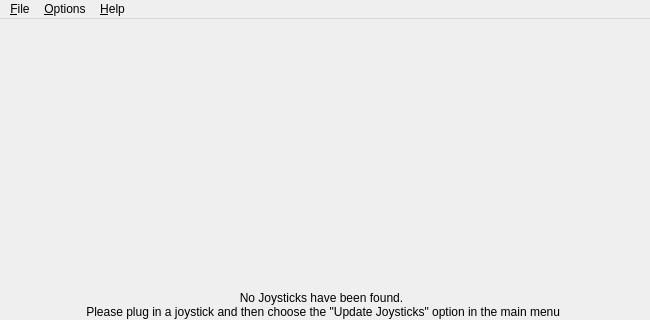
Above: src/mainwindow.ui from AntiMicroX/antimicrox before the change; both pictures show x 0 to 650 and y 0 to 320 of the 650 by 580 pixel window. Below: the same form after it.
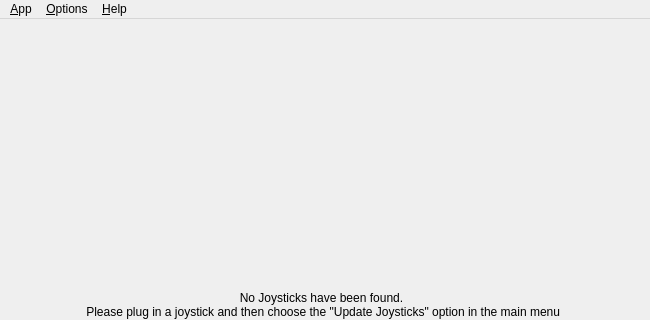
That is the form after the change. Icons and pictures are not drawn. Custom widgets are drawn as their Qt base class.

```diff
--- a/src/mainwindow.ui
+++ b/src/mainwindow.ui
@@ -175,7 +175,7 @@
    </property>
    <widget class="QMenu" name="menuQuit">
     <property name="title">
-     <string>&amp;File</string>
+     <string>&amp;App</string>
     </property>
     <addaction name="actionHide"/>
     <addaction name="actionQuit"/>
```
